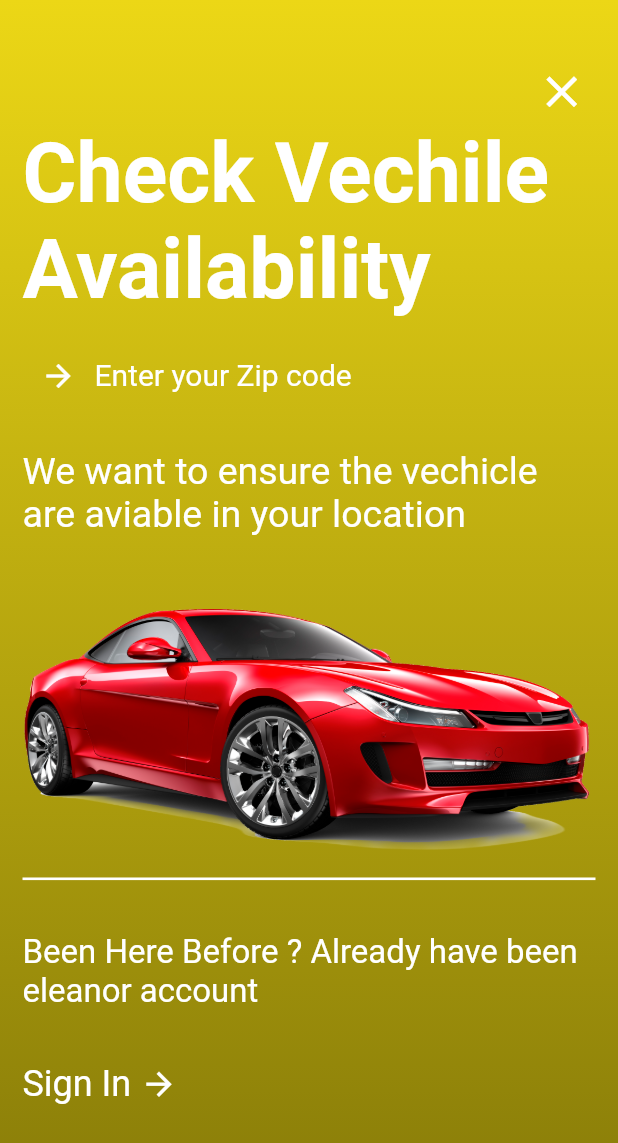
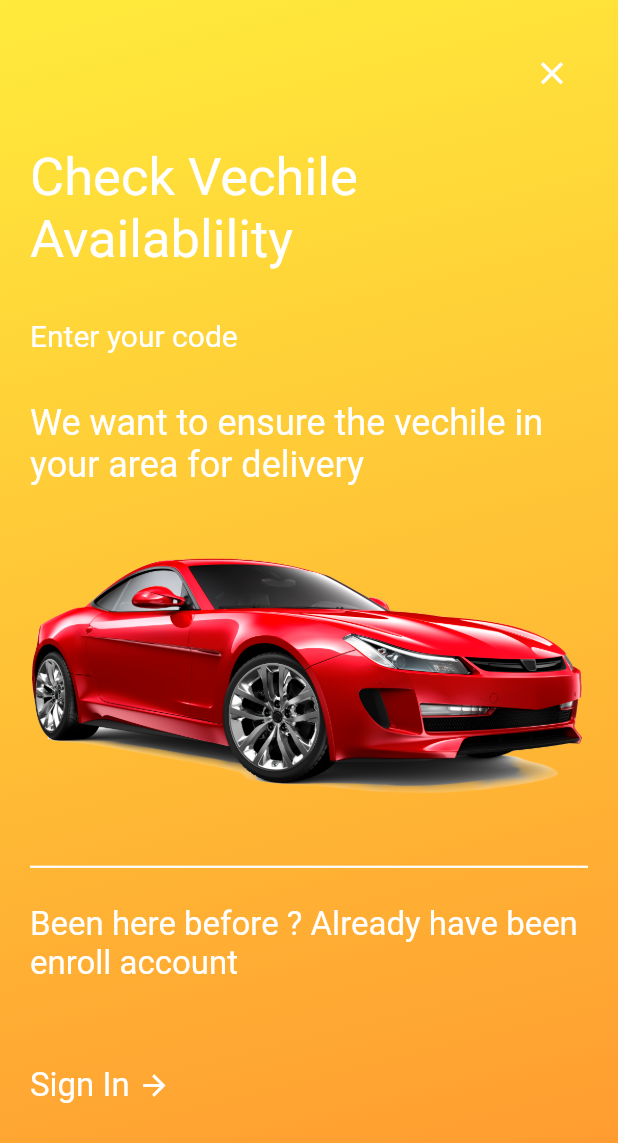
Before and after one commit to HastagKc/ui_pratice_in_flutter-, a Flutter app: the screen it shows after launch, on a phone screen of 412 x 824 dp. Shown: the top 1143 px of the screen. Run offline on Flutter 3.47's test engine with Material 2 defaults, Android fonts, the light colour scheme and no system bars.

Commit message:
recreating design

```diff
--- a/minimal_ui/lib/main.dart
+++ b/minimal_ui/lib/main.dart
@@ -1,5 +1,5 @@
 import 'package:flutter/material.dart';
-import 'package:minimal_ui/pratice_ui.dart';
+import 'package:minimal_ui/pratice_once.dart';
 import 'package:minimal_ui/simple_minimal.dart';
 
 void main() {
@@ -18,7 +18,8 @@ class MyApp extends StatelessWidget {
         primaryColor: Colors.amber,
       ),
       // home: const SimpleMinimalDesign(),
-      home: const PraticeUi(),
+
+      home: const PraticeAgain(),
     );
   }
 }
--- a/minimal_ui/lib/pratice_ui.dart
+++ b/minimal_ui/lib/pratice_once.dart
@@ -1,33 +1,33 @@
 import 'package:flutter/material.dart';
 
-class PraticeUi extends StatelessWidget {
-  const PraticeUi({super.key});
+class PraticeAgain extends StatelessWidget {
+  const PraticeAgain({super.key});
 
   @override
   Widget build(BuildContext context) {
     return Scaffold(
       body: Container(
+        padding: const EdgeInsets.only(
+          left: 20.0,
+          right: 20.0,
+        ),
         width: MediaQuery.of(context).size.width,
         height: MediaQuery.of(context).size.height,
         decoration: const BoxDecoration(
           gradient: LinearGradient(
-            begin: Alignment.topCenter,
+            begin: Alignment.topLeft,
             end: Alignment.bottomCenter,
             colors: [
-              Color.fromARGB(255, 236, 215, 22),
-              Color.fromARGB(255, 134, 122, 8),
+              Color.fromRGBO(255, 235, 59, 1),
+              Color.fromRGBO(255, 155, 49, 1),
             ],
           ),
-        ),
-        padding: const EdgeInsets.only(
-          left: 15.0,
-          right: 15.0,
         ),
         child: SingleChildScrollView(
           child: Column(
             children: [
               const SizedBox(
-                height: 35.5,
+                height: 25.0,
               ),
               Align(
                 alignment: Alignment.topRight,
@@ -35,45 +35,51 @@ class PraticeUi extends StatelessWidget {
                   onPressed: () {},
                   icon: const Icon(
                     Icons.close,
-                    color: Colors.white,
-                    size: 35.0,
-                  ),
-                ),
-              ),
-              const Text(
-                "Check Vechile Availability",
-                style: TextStyle(
-                  fontSize: 55.0,
-                  color: Colors.white,
-                  fontWeight: FontWeight.bold,
-                ),
-              ),
-              const SizedBox(
-                height: 15.0,
-              ),
-              const TextField(
-                keyboardType: TextInputType.number,
-                decoration: InputDecoration(
-                  hintText: 'Enter your Zip code',
-                  hintStyle: TextStyle(
-                    color: Colors.white,
-                    fontSize: 20.0,
-                  ),
-                  prefixIcon: Icon(
-                    Icons.arrow_forward,
+                    size: 25.0,
                     color: Colors.white,
                   ),
-                  border: InputBorder.none,
                 ),
               ),
               const SizedBox(
                 height: 25.0,
               ),
               const Text(
-                "We want to ensure the vechicle are aviable in your location",
+                'Check Vechile Availablility',
                 style: TextStyle(
-                  fontSize: 25.0,
+                  fontSize: 35.0,
                   color: Colors.white,
+                ),
+              ),
+              const SizedBox(
+                height: 20.0,
+              ),
+              const TextField(
+                keyboardType: TextInputType.number,
+                decoration: InputDecoration(
+                  /*  label: Text(
+                    'Enter your Zip code',
+                    style: TextStyle(
+                      color: Colors.white,
+                      fontSize: 16.0,
+                    ),
+                  ), */
+                  hintText: 'Enter your code',
+                  hintStyle: TextStyle(
+                    color: Colors.white,
+                    fontSize: 20.0,
+                  ),
+                  border: InputBorder.none,
+                  focusColor: Colors.black,
+                ),
+              ),
+              const SizedBox(
+                height: 20.0,
+              ),
+              const Text(
+                'We want to ensure the vechile in your area for delivery',
+                style: TextStyle(
+                  color: Colors.white,
+                  fontSize: 24.0,
                 ),
               ),
               const SizedBox(
@@ -81,38 +87,38 @@ class PraticeUi extends StatelessWidget {
               ),
               Image.asset('assets/image/car.png'),
               const SizedBox(
-                height: 15.0,
+                height: 45.0,
               ),
               Container(
                 color: Colors.white,
-                height: 1.75,
+                height: 1.5,
               ),
               const SizedBox(
-                height: 35.0,
+                height: 25.0,
               ),
               const Text(
-                "Been Here Before ? Already have been eleanor account",
+                'Been here before ? Already have been enroll account',
                 style: TextStyle(
                   color: Colors.white,
                   fontSize: 22.0,
                 ),
               ),
               const SizedBox(
-                height: 35.0,
+                height: 55.0,
               ),
               Row(
                 children: const [
                   Text(
-                    "Sign In ",
+                    'Sign In ',
                     style: TextStyle(
-                      fontSize: 24.0,
+                      fontSize: 22.0,
                       color: Colors.white,
                     ),
                   ),
                   Icon(
                     Icons.arrow_forward,
                     color: Colors.white,
-                    size: 25.0,
+                    size: 22.0,
                   ),
                 ],
               ),
--- a/minimal_ui/lib/simple_minimal.dart
+++ b/minimal_ui/lib/simple_minimal.dart
@@ -66,43 +66,43 @@ class SimpleMinimalDesign extends StatelessWidget {
                 ),
                 keyboardType: TextInputType.number,
               ),
-              SizedBox(
+              const SizedBox(
                 height: 15.0,
               ),
-              Text(
+              const Text(
                 "We want to ensure the vehicle is aviable in your area for delivery",
                 style: TextStyle(
                   color: Colors.white,
                   fontSize: 20,
                 ),
               ),
-              SizedBox(
+              const SizedBox(
                 height: 85.0,
               ),
               Image.asset(
                 'assets/image/car.png',
                 fit: BoxFit.cover,
               ),
-              SizedBox(
+              const SizedBox(
                 height: 20.0,
               ),
               Container(
                 color: Colors.white,
                 height: 0.75,
               ),
-              SizedBox(
+              const SizedBox(
                 height: 15.0,
               ),
-              Text(
+              const Text(
                 "Been here before ? Already have been eleanor account",
                 style: TextStyle(color: Colors.white, fontSize: 20),
               ),
-              SizedBox(
+              const SizedBox(
                 height: 15.0,
               ),
               Row(
                 children: [
-                  Text(
+                  const Text(
                     "Sign In",
                     style: TextStyle(
                       fontSize: 24,
@@ -114,12 +114,12 @@ class SimpleMinimalDesign extends StatelessWidget {
                   ),
                   IconButton(
                     onPressed: () {},
-                    icon: Icon(
+                    icon: const Icon(
                       Icons.arrow_forward,
                       color: Colors.white,
                       size: 20,
                     ),
-                  )
+                  ),
                 ],
               ),
             ],
```
